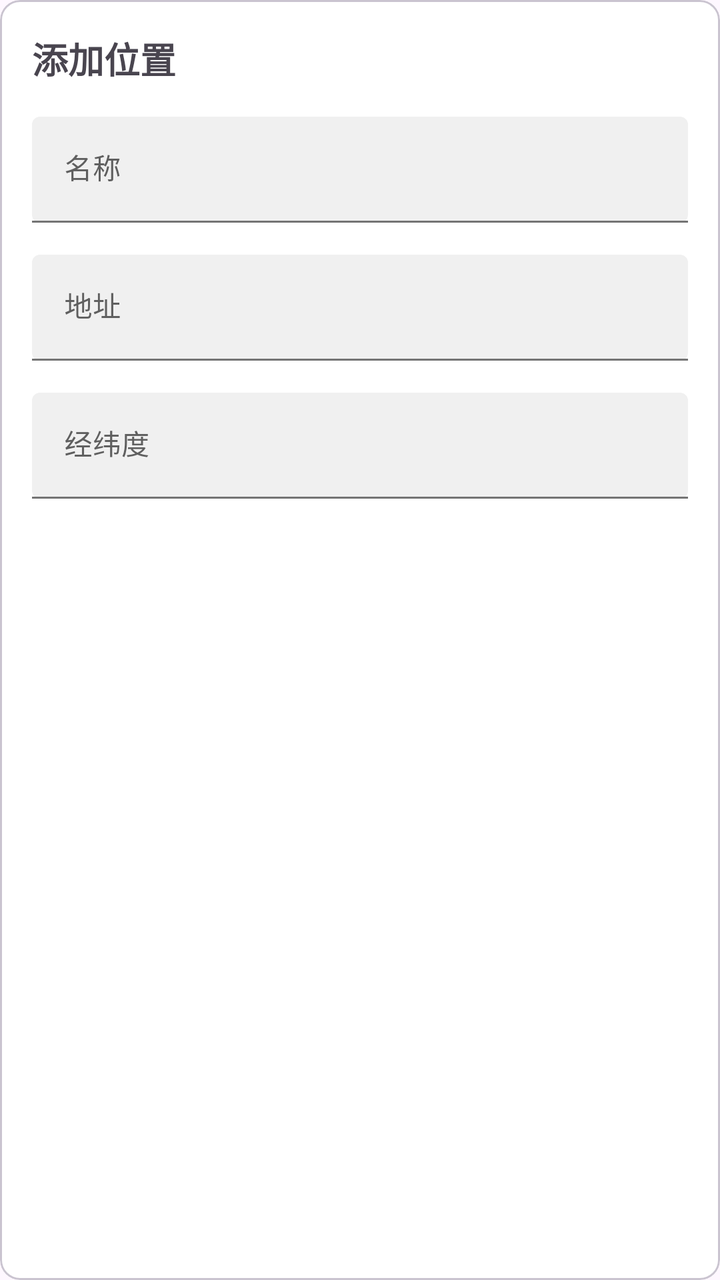
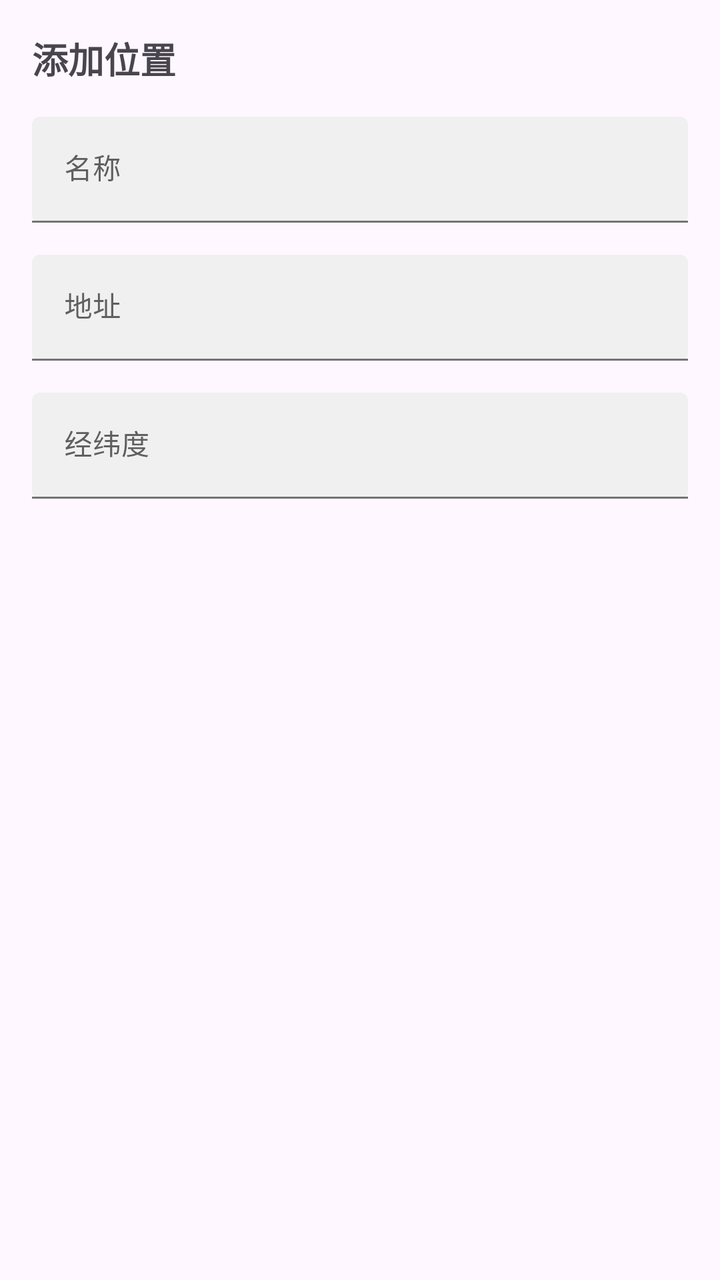

Before-and-after screenshots of an Android layout around one commit, followed by the original layout XML and the change that was made.
<!-- AndroidManifest.xml: application theme AppTheme -->
<!-- res/layout/dialog_add_location.xml -->
<?xml version="1.0" encoding="utf-8"?>
<com.google.android.material.card.MaterialCardView
    xmlns:android="http://schemas.android.com/apk/res/android"
    xmlns:app="http://schemas.android.com/apk/res-auto"
    android:layout_width="match_parent"
    android:layout_height="match_parent"
    app:cardCornerRadius="10dp"
    app:cardBackgroundColor="?attr/colorSurface">

    <LinearLayout
        android:layout_width="match_parent"
        android:layout_height="wrap_content"
        android:orientation="vertical"
        android:padding="16dp">

        <TextView
            android:layout_width="match_parent"
            android:layout_height="wrap_content"
            android:text="@string/add_location"
            android:textSize="18sp"
            android:textStyle="bold"/>

        <com.google.android.material.textfield.TextInputLayout
            android:layout_width="match_parent"
            android:layout_height="wrap_content"
            android:layout_marginTop="16dp"
            app:boxBackgroundMode="filled"
            app:boxBackgroundColor="?attr/colorSurfaceVariant"
            android:hint="@string/name">

            <com.google.android.material.textfield.TextInputEditText
                android:id="@+id/etLocationName"
                android:layout_width="match_parent"
                android:layout_height="wrap_content"
                android:imeOptions="actionNext"
                android:inputType="text"
                android:singleLine="true"
                android:textColor="?attr/colorOnSurface"
                android:textAppearance="@style/TextAppearance.Material3.BodyMedium">

                
            </com.google.android.material.textfield.TextInputEditText>
        </com.google.android.material.textfield.TextInputLayout>

        <com.google.android.material.textfield.TextInputLayout
            android:layout_width="match_parent"
            android:layout_height="wrap_content"
            android:layout_marginTop="16dp"
            app:boxBackgroundMode="filled"
            app:boxBackgroundColor="?attr/colorSurfaceVariant"
            android:hint="@string/address">

            <com.google.android.material.textfield.TextInputEditText
                android:id="@+id/etLocationAddress"
                android:layout_width="match_parent"
                android:layout_height="wrap_content"
                android:imeOptions="actionNext"
                android:inputType="text"
                android:singleLine="true"
                android:textColor="?attr/colorOnSurface"
                android:textAppearance="@style/TextAppearance.Material3.BodyMedium">
            </com.google.android.material.textfield.TextInputEditText>
        </com.google.android.material.textfield.TextInputLayout>

        <com.google.android.material.textfield.TextInputLayout
            android:layout_width="match_parent"
            android:layout_height="wrap_content"
            android:layout_marginTop="16dp"
            app:boxBackgroundMode="filled"
            app:boxBackgroundColor="?attr/colorSurfaceVariant"
            android:hint="@string/latlon">

            <com.google.android.material.textfield.TextInputEditText
                android:id="@+id/etLocationLatLon"
                android:layout_width="match_parent"
                android:layout_height="wrap_content"
                android:imeOptions="actionNext"
                android:inputType="text"
                android:singleLine="true"
                android:textColor="?attr/colorOnSurface"
                android:textAppearance="@style/TextAppearance.Material3.BodyMedium">
            </com.google.android.material.textfield.TextInputEditText>
        </com.google.android.material.textfield.TextInputLayout>

    </LinearLayout>
</com.google.android.material.card.MaterialCardView>
<!-- resources referenced by this layout -->
<resources>
  <string name="add_location">添加位置</string>
  <string name="address">地址</string>
  <string name="latlon">经纬度</string>
  <string name="name">名称</string>
  <style name="AppTheme" parent="Theme.Material3.Light.NoActionBar">
          
          <item name="colorPrimary">#5F5F5F</item>
          <item name="colorOnPrimary">#FFFFFF</item>
          <item name="colorPrimaryContainer">#E0E0E0</item>
          <item name="colorOnPrimaryContainer">#1E1E1E</item>
          <item name="colorSecondary">#494949</item>
          <item name="colorOnSecondary">#FFFFFF</item>
          <item name="colorSecondaryContainer">#E7E7E7</item>
          <item name="colorOnSecondaryContainer">#2A2A2A</item>
          <item name="colorSurface">#FFFFFF</item>
          <item name="colorOnSurface">#1A1A1A</item>
          <item name="colorSurfaceVariant">#F0F0F0</item>
          <item name="colorOnSurfaceVariant">#5F5F5F</item>
          <item name="colorOutline">#747474</item>
  
          
          <item name="android:statusBarColor">@android:color/transparent</item>
          <item name="android:windowDrawsSystemBarBackgrounds">true</item>
          <item name="android:windowTranslucentStatus">true</item>
          <item name="windowActionModeOverlay">true</item>
          <item name="windowActionBar">false</item>
          <item name="windowNoTitle">true</item>
  
          
          <item name="searchViewStyle">@style/Portal.SearchViewStyle</item>
          <item name="sliderStyle">@style/Portal.SliderTheme</item>
      </style>
  <style name="Portal.SearchViewStyle" parent="Widget.AppCompat.SearchView" />
  <style name="Portal.SliderTheme" parent="Widget.Material3.Slider" />
</resources>

<!-- the commit's change to res/layout/dialog_add_location.xml (unified diff, before → after) -->
@@ -1,17 +1,11 @@
 <?xml version="1.0" encoding="utf-8"?>
-<com.google.android.material.card.MaterialCardView
+<LinearLayout
     xmlns:android="http://schemas.android.com/apk/res/android"
     xmlns:app="http://schemas.android.com/apk/res-auto"
     android:layout_width="match_parent"
-    android:layout_height="match_parent"
-    app:cardCornerRadius="10dp"
-    app:cardBackgroundColor="?attr/colorSurface">
-
-    <LinearLayout
-        android:layout_width="match_parent"
-        android:layout_height="wrap_content"
-        android:orientation="vertical"
-        android:padding="16dp">
+    android:layout_height="wrap_content"
+    android:orientation="vertical"
+    android:padding="16dp">
 
         <TextView
             android:layout_width="match_parent"
@@ -82,5 +76,4 @@
             </com.google.android.material.textfield.TextInputEditText>
         </com.google.android.material.textfield.TextInputLayout>
 
-    </LinearLayout>
-</com.google.android.material.card.MaterialCardView>
+</LinearLayout>
